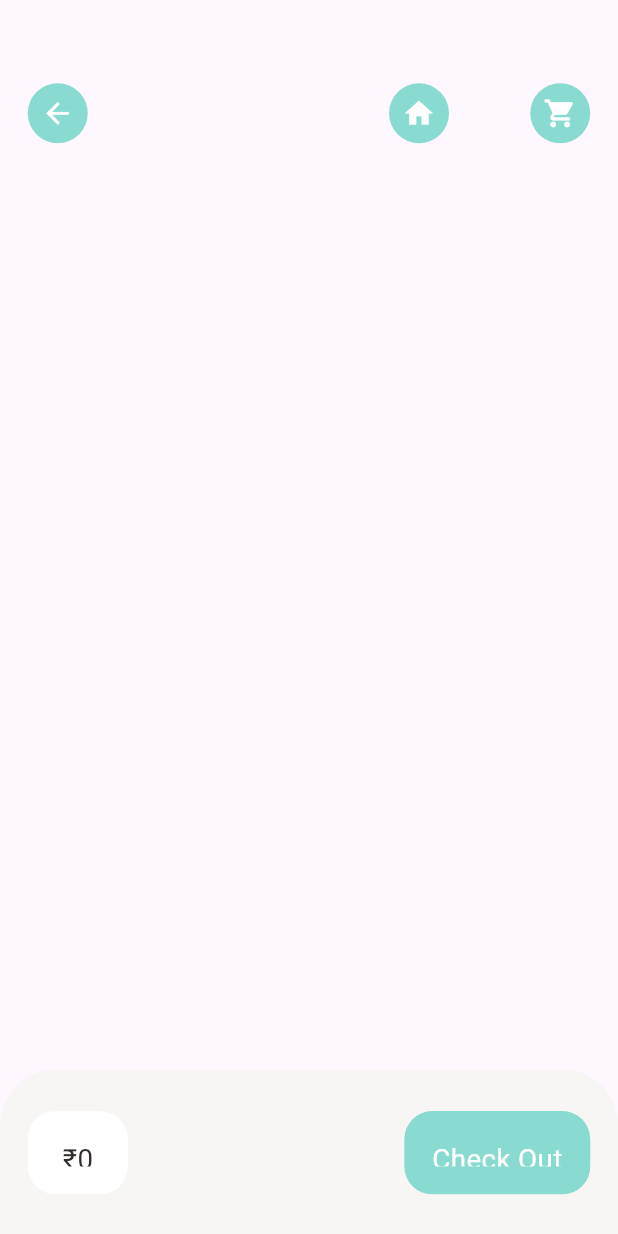
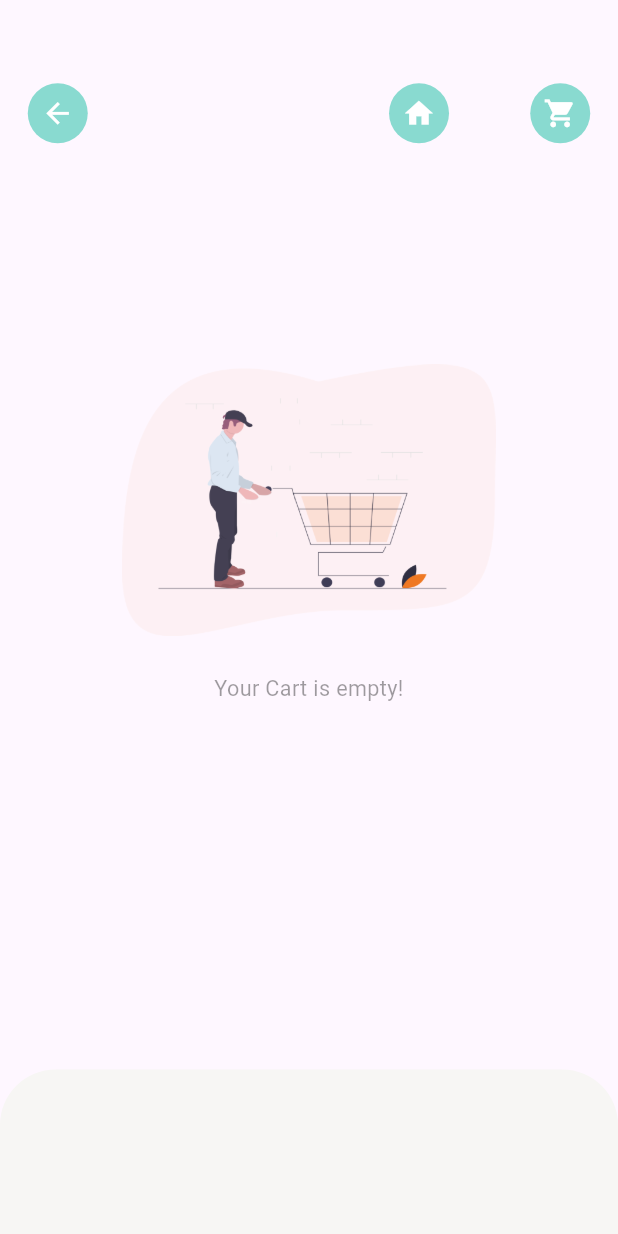
Before and after one commit to mihirsingh3838/foodie, a Flutter app: the CartPage screen opened by its route, on a phone screen of 412 x 824 dp. Run offline on Flutter 3.47's test engine with Material 2 defaults, Android fonts, the phone set to English and light mode, and no system bars; our stand-ins replace dots_indicator, get, persistent_bottom_nav_bar, shared_preferences; accounts and stored records are empty; network calls fail.

Commit message:
No data pages

```diff
--- /dev/null
+++ b/lib/base/no_data_page.dart
@@ -0,0 +1,36 @@
+import 'package:flutter/material.dart';
+
+class NoDataPage extends StatelessWidget {
+  const NoDataPage({
+    super.key,
+    required this.text,
+    this.imgPath = "assets/image/empty_cart.png",
+  });
+  final String text;
+  final String imgPath;
+
+  @override
+  Widget build(BuildContext context) {
+    return Column(
+      mainAxisAlignment: MainAxisAlignment.center,
+      crossAxisAlignment: CrossAxisAlignment.stretch,
+      children: [
+        Image.asset(
+          imgPath,
+          height: MediaQuery.of(context).size.height * 0.22,
+          width: MediaQuery.of(context).size.width * 0.22,
+        ),
+        SizedBox(
+          height: MediaQuery.of(context).size.height * 0.03,
+        ),
+        Text(
+          text,
+          style: TextStyle(
+              fontSize: MediaQuery.of(context).size.height * 0.0175,
+              color: Theme.of(context).disabledColor),
+              textAlign: TextAlign.center,
+        )
+      ],
+    );
+  }
+}
--- a/lib/data/repository/cart_repo.dart
+++ b/lib/data/repository/cart_repo.dart
@@ -12,6 +12,10 @@ class CartRepo {
   List<String> cartHistory = [];
 
   void addToCartList(List<CartModel> cartList) {
+    /*sharedPreferences.remove(AppConstants.CART_LIST);
+    sharedPreferences.remove(AppConstants.CART_HISTORY_LIST);
+    return;
+    */
     var time = DateTime.now().toString();
     cart = [];
     cartList.forEach((element) {
--- a/lib/pages/cart/cart_page.dart
+++ b/lib/pages/cart/cart_page.dart
@@ -1,4 +1,5 @@
 import 'package:flutter/material.dart';
+import 'package:foodie/base/no_data_page.dart';
 import 'package:foodie/controllers/cart_controller.dart';
 import 'package:foodie/controllers/popular_product_controller.dart';
 import 'package:foodie/controllers/recommended_product_controller.dart';
@@ -56,7 +57,9 @@ class CartPage extends StatelessWidget {
               ],
             ),
           ),
-            Positioned(
+          GetBuilder<CartController>(builder: (_cartController) {
+            return _cartController.getItems.length > 0
+                ? Positioned(
                     top: Dimensions.height20 * 6,
                     left: Dimensions.width20,
                     right: Dimensions.width20,
@@ -79,24 +82,28 @@ class CartPage extends StatelessWidget {
                                     children: [
                                       GestureDetector(
                                         onTap: () {
-                                    var popularIndex =
-                                        Get.find<PopularProductCotroller>()
+                                          var popularIndex = Get.find<
+                                                  PopularProductCotroller>()
                                               .popularProductList
-                                            .indexOf(_cartList[index].product);
+                                              .indexOf(
+                                                  _cartList[index].product);
                                           if (popularIndex >= 0) {
-                                      Get.toNamed(RouteHelper.getPopularFood(
+                                            Get.toNamed(
+                                                RouteHelper.getPopularFood(
                                                     popularIndex, "cartpage"));
                                           } else {
                                             var recommendedIndex = Get.find<
                                                     RecommendedProductCotroller>()
                                                 .recommendedProductList
-                                          .indexOf(_cartList[index].product);
+                                                .indexOf(
+                                                    _cartList[index].product);
 
                                             if (recommendedIndex < 0) {
                                               Get.snackbar(
                                                 "History Product",
                                                 "Product review is not available for history products.",
-                                          backgroundColor: AppColors.mainColor,
+                                                backgroundColor:
+                                                    AppColors.mainColor,
                                                 colorText: Colors.white,
                                               );
                                             } else {
@@ -117,8 +124,8 @@ class CartPage extends StatelessWidget {
                                           decoration: BoxDecoration(
                                             image: DecorationImage(
                                                 fit: BoxFit.cover,
-                                          image: NetworkImage(
-                                              AppConstants.BASE_URL +
+                                                image: NetworkImage(AppConstants
+                                                        .BASE_URL +
                                                     AppConstants.UPLOAD_URL +
                                                     cartController
                                                         .getItems[index].img!)),
@@ -148,7 +155,8 @@ class CartPage extends StatelessWidget {
                                             const SmallText(text: "Spicy"),
                                             Row(
                                               mainAxisAlignment:
-                                            MainAxisAlignment.spaceBetween,
+                                                  MainAxisAlignment
+                                                      .spaceBetween,
                                               children: [
                                                 BigText(
                                                   text: cartController
@@ -166,43 +174,54 @@ class CartPage extends StatelessWidget {
                                                   decoration: BoxDecoration(
                                                     borderRadius:
                                                         BorderRadius.circular(
-                                                      Dimensions.radius20),
+                                                            Dimensions
+                                                                .radius20),
                                                     color: Colors.white,
                                                   ),
                                                   child: Row(
                                                     children: [
                                                       GestureDetector(
                                                         onTap: () {
-                                                    cartController.addItem(
-                                                        _cartList[index]
+                                                          cartController
+                                                              .addItem(
+                                                                  _cartList[
+                                                                          index]
                                                                       .product!,
                                                                   -1);
                                                         },
                                                         child: Icon(
                                                           Icons.remove,
-                                                    color: AppColors.signColor,
+                                                          color: AppColors
+                                                              .signColor,
                                                         ),
                                                       ),
                                                       SizedBox(
-                                                  width: Dimensions.width10 / 2,
+                                                        width:
+                                                            Dimensions.width10 /
+                                                                2,
                                                       ),
                                                       BigText(
                                                           text: _cartList[index]
                                                               .quantity
                                                               .toString()),
                                                       SizedBox(
-                                                  width: Dimensions.width10 / 2,
+                                                        width:
+                                                            Dimensions.width10 /
+                                                                2,
                                                       ),
                                                       GestureDetector(
                                                         onTap: () {
-                                                    cartController.addItem(
-                                                        _cartList[index]
+                                                          cartController
+                                                              .addItem(
+                                                                  _cartList[
+                                                                          index]
                                                                       .product!,
                                                                   1);
                                                         },
                                                         child: Icon(
                                                           Icons.add,
-                                                    color: AppColors.signColor,
+                                                          color: AppColors
+                                                              .signColor,
                                                         ),
                                                       )
                                                     ],
@@ -223,6 +242,8 @@ class CartPage extends StatelessWidget {
                       ),
                     ),
                   )
+                : NoDataPage(text: "Your Cart is empty!");
+          })
         ],
       ),
       bottomNavigationBar: GetBuilder<CartController>(
@@ -242,7 +263,8 @@ class CartPage extends StatelessWidget {
                 topRight: Radius.circular(Dimensions.radius20 * 2),
               ),
             ),
-              child: Row(
+            child: cartController.getItems.length > 0
+                ? Row(
                     mainAxisAlignment: MainAxisAlignment.spaceBetween,
                     children: [
                       Container(
@@ -253,7 +275,8 @@ class CartPage extends StatelessWidget {
                           right: Dimensions.width20,
                         ),
                         decoration: BoxDecoration(
-                      borderRadius: BorderRadius.circular(Dimensions.radius20),
+                          borderRadius:
+                              BorderRadius.circular(Dimensions.radius20),
                           color: Colors.white,
                         ),
                         child: Row(
@@ -291,9 +314,11 @@ class CartPage extends StatelessWidget {
                         ),
                       )
                     ],
+                  )
+                : Container(),
+          );
+        },
       ),
     );
-          },
-        ));
   }
 }
```
Also changed, not shown: lib/pages/cart/cart_history.dart (+83 -48 lines). Lines whose indentation alone changed are shown as unchanged.
